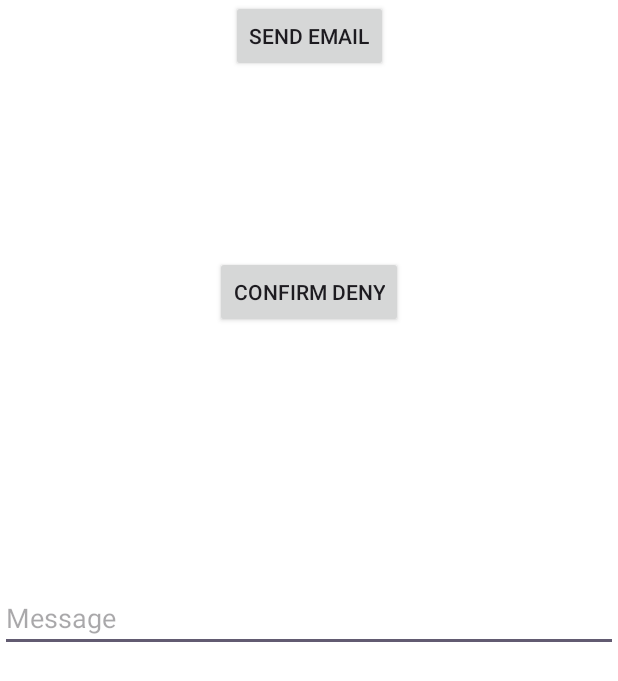
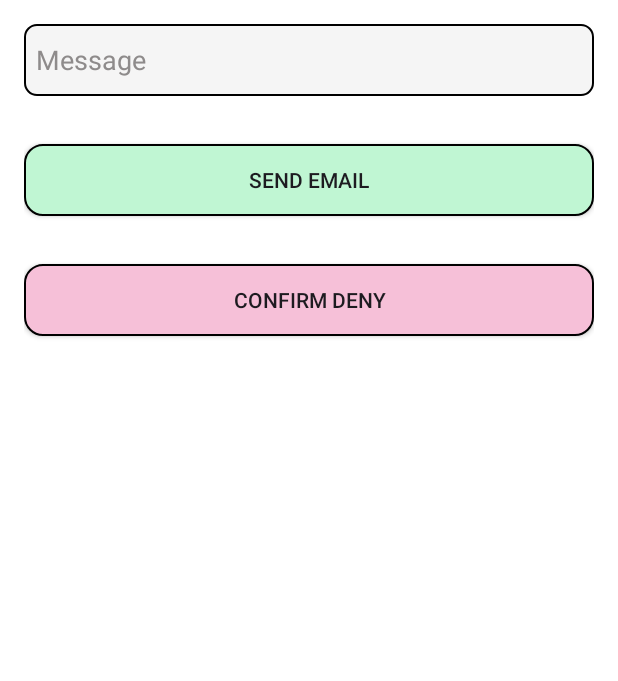
Before and after one commit to mohanddo/USTHB-9raya-Admin, an Android app: the DenyContributionActivity screen opened directly, with no data from a screen before it, on a phone screen of 412 x 824 dp. Shown: the top 681 px of the screen. Run offline under Robolectric (Android 15) with nearby library versions, the phone set to English and light mode, and no system bars; 1 statement that could not run was skipped.

Commit message:
Add scroll view

```diff
--- /dev/null
+++ b/app/src/main/res/drawable/bck_edit_text.xml
@@ -0,0 +1,17 @@
+<?xml version="1.0" encoding="utf-8"?>
+<shape android:shape="rectangle" xmlns:android="http://schemas.android.com/apk/res/android">
+
+    <stroke
+        android:width="1dp"
+        android:color="@color/black">
+    </stroke>
+
+    <solid
+        android:color="@color/light_white">
+    </solid>
+
+    <corners
+        android:radius="8dp">
+    </corners>
+
+</shape>
--- a/app/src/main/res/layout/activity_contribution_details.xml
+++ b/app/src/main/res/layout/activity_contribution_details.xml
@@ -40,6 +40,11 @@
         </TextView>
 
     </LinearLayout>
+
+    <ScrollView
+        android:layout_width="match_parent"
+        android:layout_height="wrap_content">
+
 
         <LinearLayout
             android:layout_width="match_parent"
@@ -216,4 +221,8 @@
 
         </LinearLayout>
 
+    </ScrollView>
+
+
+
 </androidx.appcompat.widget.LinearLayoutCompat>
--- a/app/src/main/res/layout/activity_deny_contribution.xml
+++ b/app/src/main/res/layout/activity_deny_contribution.xml
@@ -1,12 +1,25 @@
 <?xml version="1.0" encoding="utf-8"?>
-<androidx.constraintlayout.widget.ConstraintLayout xmlns:android="http://schemas.android.com/apk/res/android"
+<androidx.appcompat.widget.LinearLayoutCompat xmlns:android="http://schemas.android.com/apk/res/android"
     xmlns:app="http://schemas.android.com/apk/res-auto"
     xmlns:tools="http://schemas.android.com/tools"
     android:id="@+id/main"
     android:layout_width="match_parent"
     android:layout_height="match_parent"
     android:background="@color/white"
+    android:orientation="vertical"
     tools:context=".DenyContributionActivity">
+
+
+    <ScrollView
+        android:layout_width="match_parent"
+        android:layout_height="match_parent">
+
+        <LinearLayout
+            android:layout_width="match_parent"
+            android:layout_height="wrap_content"
+            android:orientation="vertical"
+            android:layout_marginHorizontal="16dp"
+            android:gravity="center">
 
 
             <EditText
@@ -15,43 +28,44 @@
                 android:layout_height="wrap_content"
                 android:hint="Message"
                 android:inputType="textMultiLine"
-        app:layout_constraintBottom_toBottomOf="parent"
-        app:layout_constraintEnd_toEndOf="parent"
-        app:layout_constraintStart_toStartOf="parent"
-        app:layout_constraintTop_toTopOf="parent" />
-
-
+                android:textColorHint="#8E8B8B"
+                android:textColor="@color/black"
+                android:padding="8dp"
+                android:minHeight="48dp"
+                android:layout_marginVertical="16dp"
+                android:background="@drawable/bck_edit_text"
+                android:maxLines="5"
+                android:lineSpacingExtra="4dp" />
 
             <androidx.appcompat.widget.AppCompatButton
                 android:id="@+id/SendButt"
-        android:layout_width="wrap_content"
+                android:layout_width="match_parent"
                 android:layout_height="wrap_content"
                 android:text="Send Email"
-        app:layout_constraintEnd_toEndOf="parent"
-        app:layout_constraintStart_toStartOf="parent"
-        app:layout_constraintTop_toTopOf="parent"
-        />
+                android:layout_marginVertical="16dp"
+                android:background="@drawable/bck_butt_accept"/>
 
             <androidx.appcompat.widget.AppCompatButton
                 android:id="@+id/ConfirmButt"
-        android:layout_width="wrap_content"
+                android:layout_width="match_parent"
                 android:layout_height="wrap_content"
                 android:text="Confirm Deny"
-        app:layout_constraintBottom_toTopOf="@+id/message"
-        app:layout_constraintEnd_toEndOf="parent"
-        app:layout_constraintStart_toStartOf="parent"
-        app:layout_constraintTop_toTopOf="parent" />
+                android:layout_marginVertical="16dp"
+                android:background="@drawable/bck_deny"/>
 
             <androidx.core.widget.ContentLoadingProgressBar
                 android:id="@+id/ProgressBar"
                 style="?android:attr/progressBarStyleLarge"
                 android:layout_width="wrap_content"
                 android:layout_height="wrap_content"
-        android:visibility="gone"
-        app:layout_constraintBottom_toBottomOf="parent"
-        app:layout_constraintEnd_toEndOf="parent"
-        app:layout_constraintStart_toStartOf="parent"
-        app:layout_constraintTop_toBottomOf="@+id/message" />
+                android:visibility="gone" />
+
+        </LinearLayout>
+
+    </ScrollView>
 
 
-</androidx.constraintlayout.widget.ConstraintLayout>
+
+
+
+</androidx.appcompat.widget.LinearLayoutCompat>
```
Lines whose indentation alone changed are shown as unchanged.
